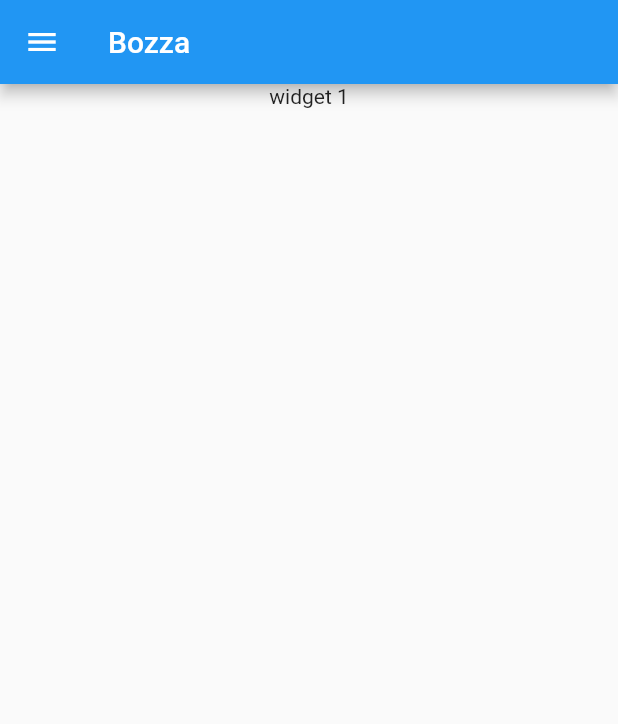
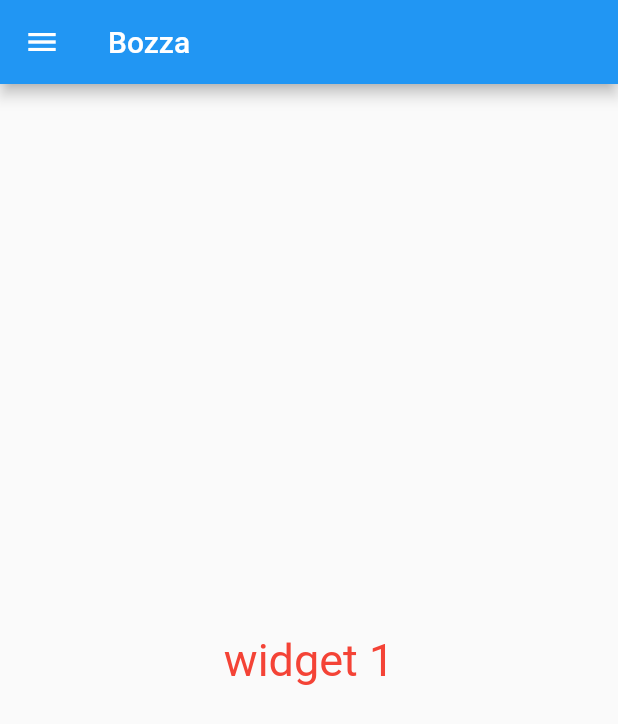
Before and after one commit to pspgt/bozza, a Flutter app: the screen it shows after launch, on a phone screen of 412 x 824 dp. Shown: the top 724 px of the screen. Run offline on Flutter 3.47's test engine with Material 2 defaults, Android fonts, the phone set to English and light mode, and no system bars.

Commit message:
aggiunti commenti

```diff
--- a/lib/main.dart
+++ b/lib/main.dart
@@ -46,6 +46,7 @@ class _MyAppState extends State<MyApp> {
         body: PageView(
           controller: _pageController,
           children: <Widget>[
+            //lista delle pagine che vuoi visualizzare
             Widget1(),
             Widget2(),
             Widget3(),
--- a/lib/widget1.dart
+++ b/lib/widget1.dart
@@ -4,11 +4,16 @@ class Widget1 extends StatelessWidget {
   @override
   Widget build(BuildContext context) {
     return Column(
+      mainAxisAlignment: MainAxisAlignment.center,
       children: <Widget>[
         Center(
-          child: Text('widget 1'),
+          child: Text(
+            'widget 1',
+            style: TextStyle(fontSize: 30, color: Colors.red),
+          ),
         )
       ],
     );
   }
 }
+//pagina 1
```
Also changed, not shown: lib/widget2.dart (+6 -1 lines), lib/widget3.dart (+6 -1 lines).
